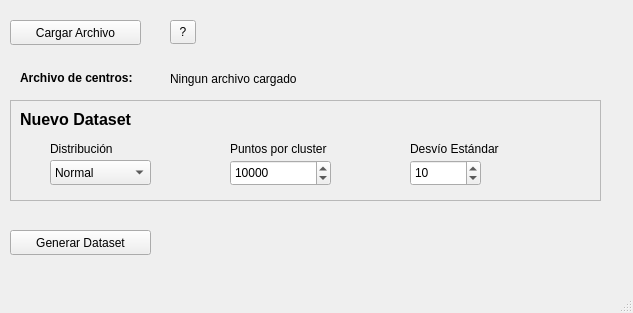
The window that datasetwindow.ui (alfonsoromanz/KMeansTool) describes before a commit, drawn with Qt 5.
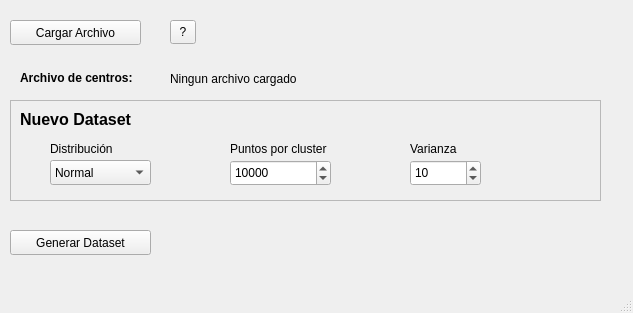
The same window after the commit.

```diff
--- a/datasetwindow.ui
+++ b/datasetwindow.ui
@@ -142,7 +142,7 @@
       </rect>
      </property>
      <property name="text">
-      <string>Desvío Estándar</string>
+      <string>Varianza</string>
      </property>
     </widget>
     <widget class="QLabel" name="label_5">
```
